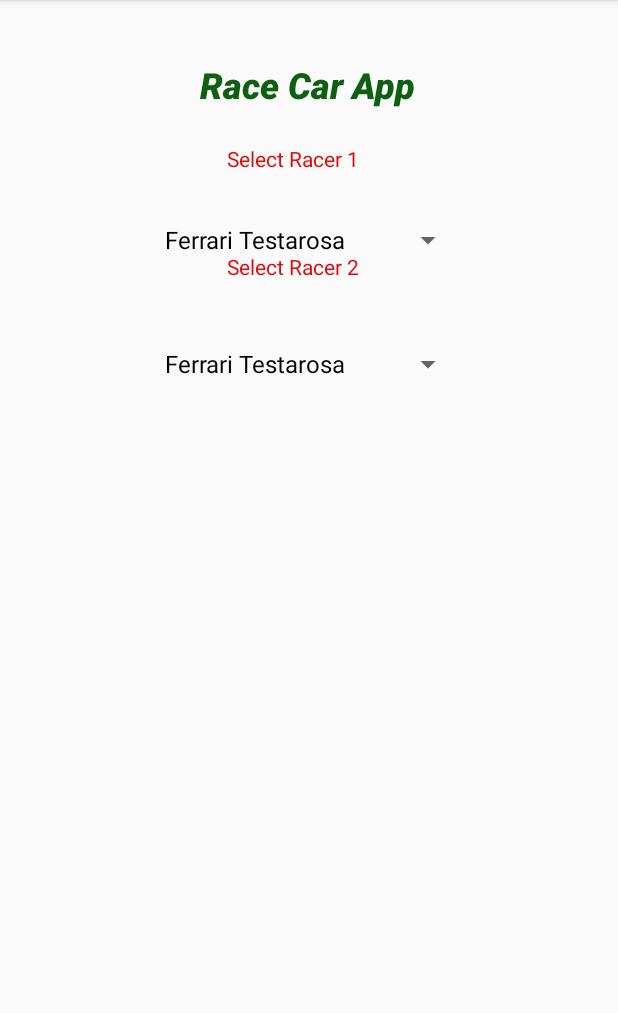
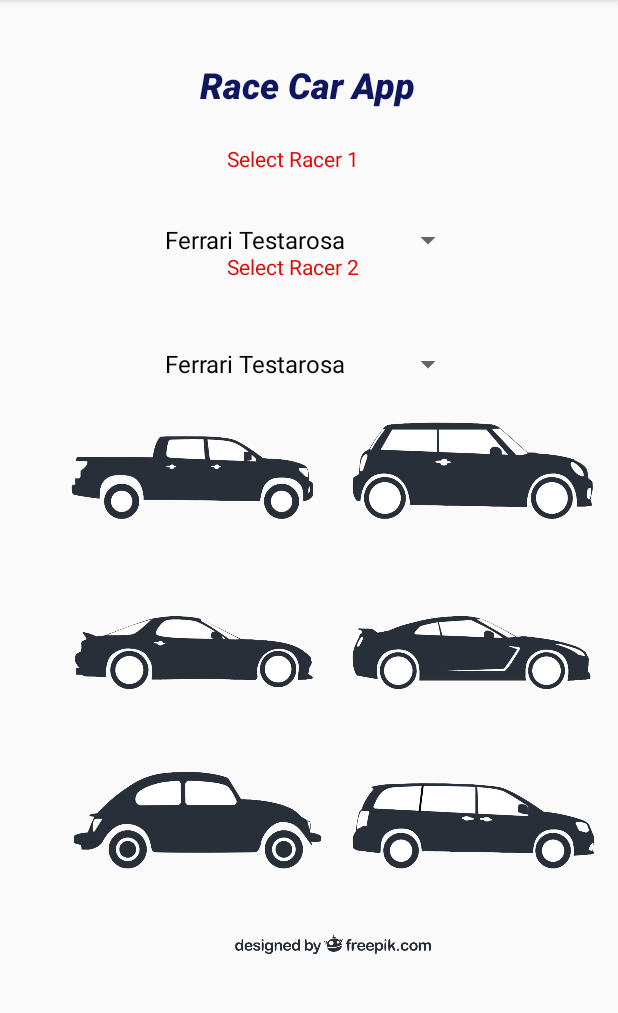
Before and after one commit to craigfhamlin/Cars, an Android app: the screen it shows after launch (MainActivity), on a phone screen of 412 x 824 dp, the part 84-1097 px from its top. Run offline under Robolectric (Android 15) with nearby library versions, the phone set to English and light mode, and no system bars.

Commit message:
funny changes

```diff
--- a/app/src/main/java/com/haigcramlin/cars/MainActivity.kt
+++ b/app/src/main/java/com/haigcramlin/cars/MainActivity.kt
@@ -1,9 +1,7 @@
 package com.haigcramlin.cars
 
-import android.content.Context
 import androidx.appcompat.app.AppCompatActivity
 import android.os.Bundle
-import android.util.AttributeSet
 import android.view.View
 import android.widget.*
 import kotlinx.android.synthetic.main.activity_main.*
@@ -11,50 +9,38 @@ import kotlinx.android.synthetic.main.activity_main.*
 class MainActivity : AppCompatActivity() {
     var car1: String? = null
     var car2: String? = null
-    val customList = listOf("Ferrari Testarosa", "Honda Speedwagon", "Honda Civic", "Ford Fiesta")
+    var winnerImage: ImageView? = null
+    var trophyImage: ImageView? = null
+    var trophyImage2: ImageView? = null
+    var removeCarImage: ImageView? = null
+    var someCars: List<String?> = arrayListOf(car1, car2)
     override fun onCreate(savedInstanceState: Bundle?) {
         super.onCreate(savedInstanceState)
         setContentView(R.layout.activity_main)
-
-        fun setUpSpinners(){
-            var adapter = ArrayAdapter<String>(this, R.layout.support_simple_spinner_dropdown_item, customList)
-            var adapter2 = ArrayAdapter<String>(this, R.layout.support_simple_spinner_dropdown_item, customList)
-            choose_car.adapter = adapter
-            choose_car2.adapter = adapter2
-        }  // this is okay
-
-        fun storeCar(car1: String, car2: String): List<String>{
-            var car = listOf(car1,car2)
-            return car
-        }
-        fun returnCar(a: String){
+        trophyImage = findViewById(R.id.blank_trophy)
+        trophyImage2 = findViewById(R.id.blank_trophy2)
+        winnerImage = findViewById(R.id.blank_winner)
+        removeCarImage = findViewById(R.id.cars_blank)
+        createCarsAndTracks()
+        setUpSpinners()
+        setUpButton()
 
     }
 
-        fun setUpButton(car1: String, car2: String) {
-            button.setOnClickListener {
-                var randomNumb = Math.round(Math.random() * 10)
-                if (randomNumb <= 5) {
-                    textView.text = ("${car1} wins!")
-                } else {
-                    textView.text = ("${car2} wins!")
-                }
-            }
-        }
-
-        fun addSpinnerListener()  {
+    fun setUpSpinners() {
+        val customList = listOf("Ferrari Testarosa", "Honda Speedwagon", "Honda Civic", "Ford Fiesta")
+        var adapter =
+            ArrayAdapter<String>(this, R.layout.support_simple_spinner_dropdown_item, customList)
+        var adapter2 =
+            ArrayAdapter<String>(this, R.layout.support_simple_spinner_dropdown_item, customList)
+        choose_car.adapter = adapter
+        choose_car2.adapter = adapter2
         choose_car.onItemSelectedListener = object : AdapterView.OnItemSelectedListener {
             override fun onNothingSelected(parent: AdapterView<*>?) {
             }
 
-                override fun onItemSelected(
-                    adapterView: AdapterView<*>?,
-                    view: View?,
-                    position: Int,
-                    id: Long
-                )  {
-                    var car1 = adapterView?.getItemAtPosition(position).toString()
-                    returnCar(car1)
+            override fun onItemSelected(adapterView: AdapterView<*>?, view: View?, position: Int, id: Long) {
+                 car1 = adapterView?.getItemAtPosition(position).toString()
                 Toast.makeText(
                     this@MainActivity,
                     "Racer 1 selects: ${adapterView?.getItemAtPosition(position).toString()}",
@@ -65,46 +51,94 @@ class MainActivity : AppCompatActivity() {
 
         choose_car2.onItemSelectedListener = object : AdapterView.OnItemSelectedListener {
             override fun onNothingSelected(parent: AdapterView<*>?) {}
-                override fun onItemSelected(
-                    adapterView: AdapterView<*>?,
-                    view: View?,
-                    position: Int,
-                    id: Long ) {
-                    var car2 = adapterView?.getItemAtPosition(position).toString()
-                    returnCar(car2)
+            override fun onItemSelected(adapterView: AdapterView<*>?, view: View?, position: Int, id: Long) {
+                car2 = adapterView?.getItemAtPosition(position).toString()
                 Toast.makeText(
                     this@MainActivity,
                     "Racer 2 selects: ${adapterView?.getItemAtPosition(position).toString()}",
                     Toast.LENGTH_LONG
                 ).show()
-                    returnCar(car2)
             }
         }
     }
 
-        fun createCars(){
+    fun createCarsAndTracks() {
+        val ferrari = Car("ferrari", "testarossa")
+        val honda = Car("honda", "speed wagon")
+        val honda2 = Car("honda", "civic")
+        val ford = Car("ford", "fiesta")
+        val chevy = Car("corvette", "stingray")
+
+        val speed500 = Racetrack("SPEED500")
+        val radiatorSprings = Racetrack("Radiator Springs")
+        val leader = LeaderBoard()
+    }
+
+    fun setUpButton() {
+        button.setOnClickListener {
+            raceSelectedCars()
+        }
+    }
+
+    fun addSpinnerListener(spinner:Spinner, isCar1: Boolean) {
+        spinner.onItemSelectedListener = object : AdapterView.OnItemSelectedListener {
+            override fun onNothingSelected(parent: AdapterView<*>?) {}
+
+            override fun onItemSelected(adapterView: AdapterView<*>?, view: View?, position: Int, id: Long)  {
+                if(isCar1)
+                    car1 = adapterView?.getItemAtPosition(position).toString()
+                else
+                    car2 = adapterView?.getItemAtPosition(position).toString()
+                var homey: List<String> = arrayListOf(car1.toString(), car2.toString())
+
+            }
+        }
+    }
+
+    fun createCars() {
 
     }
 
-        fun getCarlist(){
+    fun getCarlist() {
 
     }
 
-        fun raceSelectedCars(){
+    fun drawableResource(winner: String?) {
+        var drawableResource =
+        when (winner) {
+            // "Ferrari Testarosa", "Honda Speedwagon", "Honda Civic", "Ford Fiesta"
+            "Ferrari Testarosa" -> R.drawable.ferarri_testarossa
+            "Honda Speedwagon" -> R.drawable.honda_speedwagon
+            "Honda Civic" -> R.drawable.honda_civic
+            else -> R.drawable.ford_fiesta
+        }
+        winnerImage?.setImageResource(drawableResource)
+        trophyImage?.setImageResource(R.drawable.trophy)
+        trophyImage2?.setImageResource(R.drawable.trophy)
+        removeCarImage?.setImageResource(R.drawable.blank)
+    }
+    fun raceSelectedCars() {
+        //get selected car from 1
+        //get selected car from 2
+
+        var randomNumb = Math.round(Math.random() * 10)
+        var winner: String? = null
+
+        if (randomNumb <= 5) {
+            textView.text = ("${car1} wins!")
+            winner = car1
+            drawableResource(winner)
+
+        } else {
+            textView.text = ("${car2} wins!")
+            winner = car2
+            drawableResource(winner)
+        }
+    }
 
 }
-        setUpSpinners()
 
-
-
-        val ferrari = Car("ferrari", "testarossa")
-        val honda = Car("honda", "speed wagon")
-        val honda2 = Car("honda", "civic")
-        val speed500 = Racetrack("SPEED500")
-        val radiatorSprings = Racetrack("Radiator Springs")
-        val leader = LeaderBoard()
-        val ford = Car("ford", "fiesta")
-        val chevy = Car("corvette", "stingray")
+/*
 
         leader.addLeaderBoardEntry(mutableListOf(ford, honda, ferrari, honda2, chevy))
 
@@ -123,4 +157,5 @@ class MainActivity : AppCompatActivity() {
         speed500.race(gimme.makeCars())
         val tim = listOf(winner1[0], winner2[0])
 }
-}
+
+ */
--- a/app/src/main/res/layout/activity_main.xml
+++ b/app/src/main/res/layout/activity_main.xml
@@ -5,6 +5,59 @@
     android:layout_width="match_parent"
     android:layout_height="match_parent"
     tools:context=".MainActivity">
+
+    <ImageView
+        android:id="@+id/blank_trophy2"
+        android:layout_width="wrap_content"
+        android:layout_height="37dp"
+        android:layout_gravity="right"
+        android:layout_marginTop="60dp"
+        android:adjustViewBounds="true"
+        android:maxWidth="60dp"
+        android:maxHeight="60dp"
+        android:scaleType="fitCenter"
+        app:layout_constraintEnd_toEndOf="parent"
+        app:layout_constraintHorizontal_bias="0.914"
+        app:layout_constraintStart_toStartOf="parent"
+        app:layout_constraintTop_toTopOf="parent"
+        app:srcCompat="@drawable/blank" />
+
+    <ImageView
+        android:id="@+id/blank_trophy"
+        android:layout_width="80dp"
+        android:layout_height="37dp"
+        android:layout_marginTop="12dp"
+        android:adjustViewBounds="true"
+        android:maxWidth="60dp"
+        android:maxHeight="60dp"
+        android:scaleType="fitCenter"
+        app:layout_constraintBottom_toBottomOf="parent"
+        app:layout_constraintEnd_toStartOf="@+id/cars_blank"
+        app:layout_constraintHorizontal_bias="0.0"
+        app:layout_constraintStart_toStartOf="parent"
+        app:layout_constraintTop_toTopOf="parent"
+        app:layout_constraintVertical_bias="0.077"
+        app:srcCompat="@drawable/blank" />
+
+    <ImageView
+        android:id="@+id/blank_winner"
+        android:layout_width="wrap_content"
+        android:layout_height="wrap_content"
+        app:layout_constraintBottom_toBottomOf="parent"
+        app:layout_constraintEnd_toEndOf="parent"
+        app:srcCompat="@drawable/blank"
+        tools:layout_editor_absoluteX="0dp"
+        tools:layout_editor_absoluteY="368dp" />
+
+    <ImageView
+        android:id="@+id/cars_blank"
+        android:layout_width="wrap_content"
+        android:layout_height="wrap_content"
+        android:layout_marginStart="16dp"
+        android:layout_marginTop="60dp"
+        app:layout_constraintStart_toStartOf="parent"
+        app:layout_constraintTop_toTopOf="parent"
+        app:srcCompat="@drawable/cars_grapic" />
 
     <Spinner
         android:id="@+id/choose_car"
@@ -37,7 +90,7 @@
         android:layout_marginTop="40dp"
         android:fontFamily="sans-serif-black"
         android:text="Race Car App"
-        android:textColor="#0E6011"
+        android:textColor="#0E1660"
         android:textSize="24sp"
         android:textStyle="bold|italic"
         android:typeface="serif"
```
Also changed, not shown: app/src/main/res/drawable/blank.png (added), app/src/main/res/drawable/cars_grapic.png (added), app/src/main/res/drawable/ferarri_testarossa.png (added), app/src/main/res/drawable/ford_fiesta.png (added), app/src/main/res/drawable/honda_civic.png (added), app/src/main/res/drawable/honda_speedwagon.png (added), app/src/main/res/drawable/trophy.png (added). Lines whose indentation alone changed are shown as unchanged.
